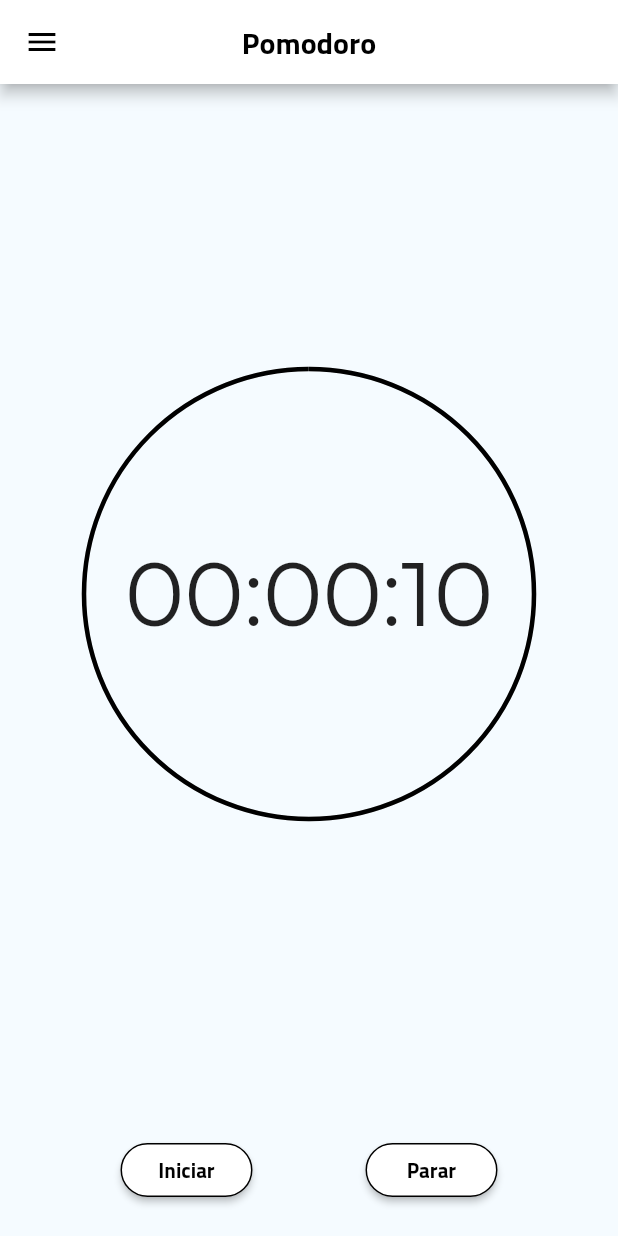
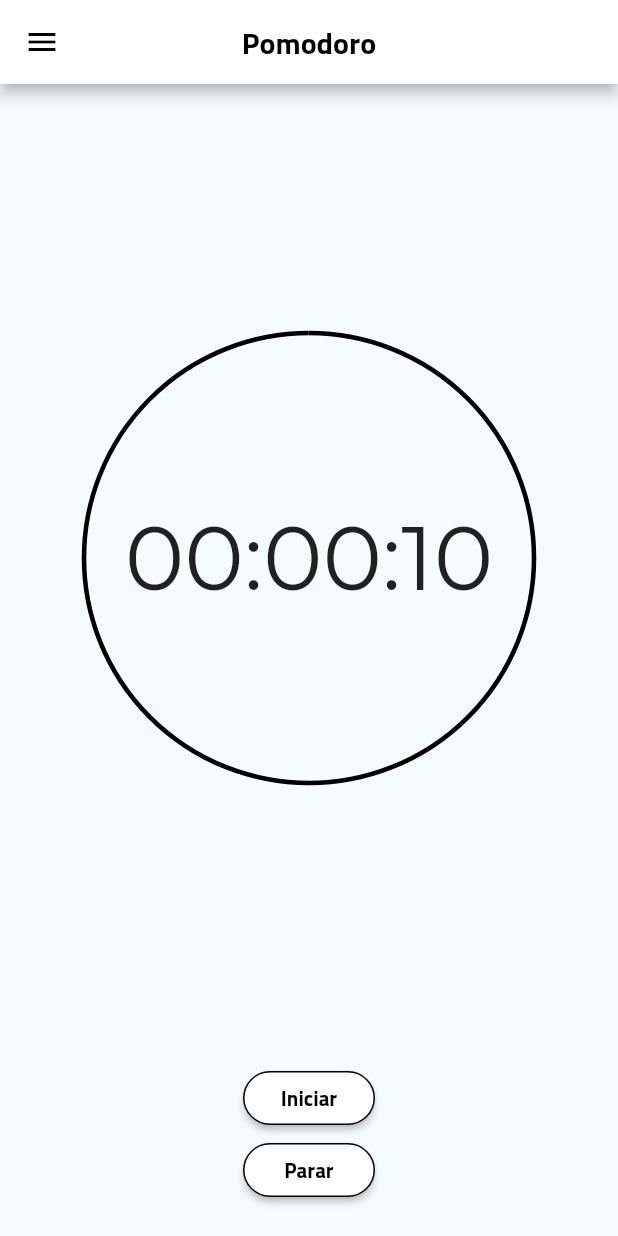
Before and after one commit to Cecote/Pomodoro_app, a Flutter app: the screen it shows after launch, on a phone screen of 412 x 824 dp. Run offline on Flutter 3.47's test engine with Material 2 defaults, Android fonts, the phone set to English and light mode, and no system bars; missing offline and left inert: flutter_ringtone_player; project files that could hold a hidden picture were left out.

Commit message:
Update: Change buttons position

```diff
--- a/lib/main.dart
+++ b/lib/main.dart
@@ -115,6 +115,7 @@
       body: Column(
         children: [
           Expanded(
+            child: Center(
               child: Stack(
                 alignment: Alignment.center,
                 children: [
@@ -141,10 +142,10 @@
                 ],
               ),
             ),
+          ),
           Padding(
             padding: const EdgeInsets.symmetric(horizontal: 10,vertical: 20),
-            child: Row(
-              mainAxisAlignment: MainAxisAlignment.spaceEvenly,
+            child: Column(
               children: [
                 RoundButton(
                   text: isCounting == true ? 'Pausar' : 'Iniciar',
```
Lines whose indentation alone changed are shown as unchanged.
